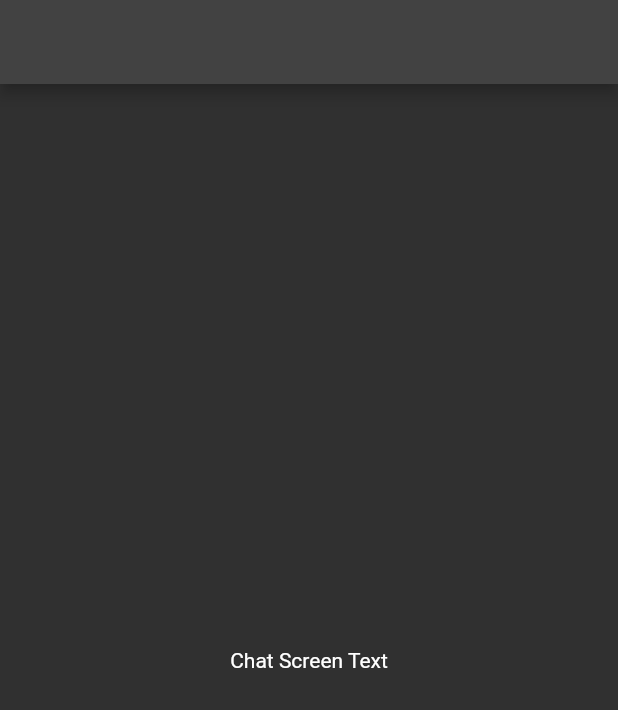
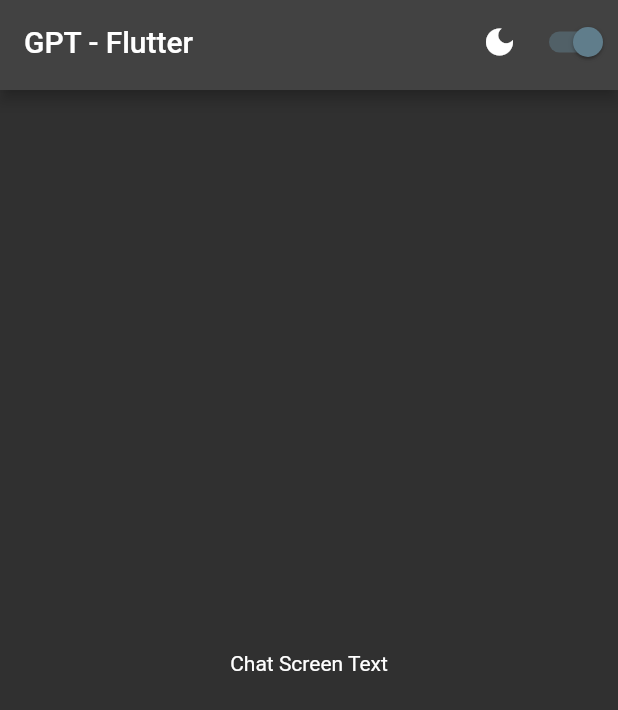
Before and after one commit to xiakshay/gpt-flutter, a Flutter app: the screen it shows after launch, on a phone screen of 412 x 824 dp. Shown: the top 710 px of the screen. Run offline on Flutter 3.47's test engine with Material 2 defaults, Android fonts, the phone set to English and light mode, and no system bars; our stand-ins replace flutter_riverpod.

Commit message:
Theme light to Dark

```diff
--- a/lib/main.dart
+++ b/lib/main.dart
@@ -1,21 +1,25 @@
 import 'package:flutter/material.dart';
+import 'package:flutter_riverpod/flutter_riverpod.dart';
 import 'package:gpt_flutter/constants/themes.dart';
+import 'package:gpt_flutter/providers/active_theme_provider.dart';
 import 'package:gpt_flutter/screens/chat_screen.dart';
 
 void main() {
-  runApp(const App());
+  runApp(const ProviderScope(child: App()));
 }
 
-class App extends StatelessWidget {
+class App extends ConsumerWidget {
   const App({Key? key}) : super(key: key);
 
   @override
-  Widget build(BuildContext context) {
+  Widget build(BuildContext context, WidgetRef ref) {
+    final activeTheme = ref.watch(activeThemeProvider);
+
     return MaterialApp(
       theme: lightTheme,
       darkTheme: darkTheme,
       debugShowCheckedModeBanner: false,
-      themeMode: ThemeMode.dark,
+      themeMode: activeTheme == Themes.dark ? ThemeMode.dark : ThemeMode.light,
       home: const ChatScreen(),
     );
   }
--- /dev/null
+++ b/lib/providers/active_theme_provider.dart
@@ -0,0 +1,11 @@
+import 'package:flutter/material.dart';
+import 'package:flutter_riverpod/flutter_riverpod.dart';
+
+final activeThemeProvider = StateProvider(
+  (ref) => Themes.dark,
+);
+
+enum Themes {
+  dark,
+  light,
+}
--- a/lib/screens/chat_screen.dart
+++ b/lib/screens/chat_screen.dart
@@ -1,5 +1,6 @@
 import 'package:flutter/material.dart';
 import 'package:gpt_flutter/main.dart';
+import 'package:gpt_flutter/widgets/my_app_bar.dart';
 
 class ChatScreen extends StatelessWidget {
   const ChatScreen({Key? key}) : super(key: key);
@@ -7,8 +8,10 @@ class ChatScreen extends StatelessWidget {
   @override
   Widget build(BuildContext context) {
     return Scaffold(
-      appBar: AppBar(),
-      body: Center(child: Text('Chat Screen Text'),),
+      appBar: MyAppBar(),
+      body: Center(
+        child: Text('Chat Screen Text'),
+      ),
     );
   }
 }
--- /dev/null
+++ b/lib/widgets/my_app_bar.dart
@@ -0,0 +1,37 @@
+import 'package:flutter/material.dart';
+import 'package:flutter_riverpod/flutter_riverpod.dart';
+import 'package:gpt_flutter/providers/active_theme_provider.dart';
+import 'package:gpt_flutter/widgets/theme_switch.dart';
+
+class MyAppBar extends StatelessWidget implements PreferredSizeWidget {
+  const MyAppBar({Key? key}) : super(key: key);
+
+  @override
+  Widget build(BuildContext context) {
+    return AppBar(
+      title: Text(
+        'GPT - Flutter',
+        style: TextStyle(
+          color: Theme.of(context).colorScheme.onPrimary,
+        ),
+      ),
+      actions: [
+        Row(
+          children: [
+            Consumer(
+              builder: (context, ref, child) => Icon(
+                  ref.watch(activeThemeProvider) == Themes.dark
+                      ? Icons.dark_mode
+                      : Icons.light_mode),
+            ),
+            const SizedBox(width: 8),
+            ThemeSwitch(),
+          ],
+        )
+      ],
+    );
+  }
+
+  @override
+  Size get preferredSize => const Size.fromHeight(60);
+}
--- /dev/null
+++ b/lib/widgets/theme_switch.dart
@@ -0,0 +1,26 @@
+import 'package:flutter/material.dart';
+import 'package:flutter_riverpod/flutter_riverpod.dart';
+import 'package:gpt_flutter/providers/active_theme_provider.dart';
+
+class ThemeSwitch extends ConsumerStatefulWidget {
+  ThemeSwitch({Key? key}) : super(key: key);
+
+  @override
+  ConsumerState<ThemeSwitch> createState() => _ThemeSwitchState();
+}
+
+class _ThemeSwitchState extends ConsumerState<ThemeSwitch> {
+  void toggleTheme(bool value) {
+    ref.read(activeThemeProvider.notifier).state =
+        value ? Themes.dark : Themes.light;
+  }
+
+  @override
+  Widget build(BuildContext context) {
+    return Switch.adaptive(
+      activeColor: Theme.of(context).colorScheme.secondary,
+      value: ref.watch(activeThemeProvider) == Themes.dark,
+      onChanged: toggleTheme,
+    );
+  }
+}
--- a/pubspec.yaml
+++ b/pubspec.yaml
@@ -34,6 +34,7 @@ dependencies:
   # The following adds the Cupertino Icons font to your application.
   # Use with the CupertinoIcons class for iOS style icons.
   cupertino_icons: ^1.0.2
+  flutter_riverpod: ^1.0.3+1
 
 dev_dependencies:
   flutter_test:
```
Also changed, not shown: pubspec.lock.
